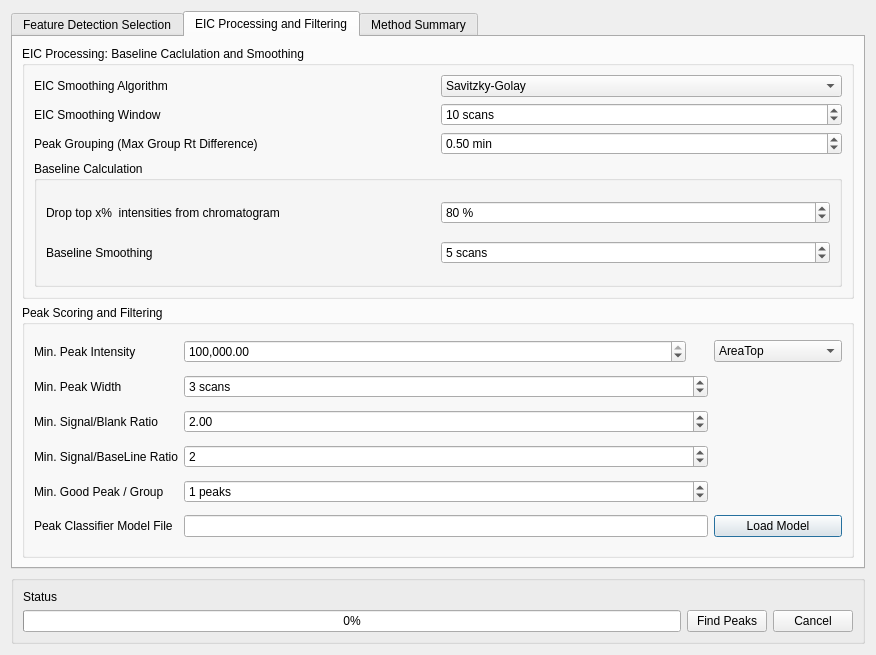
First picture: the form in mzroll/forms/peakdetectiondialog.ui, repository ElucidataInc/ElMaven, before the edit.
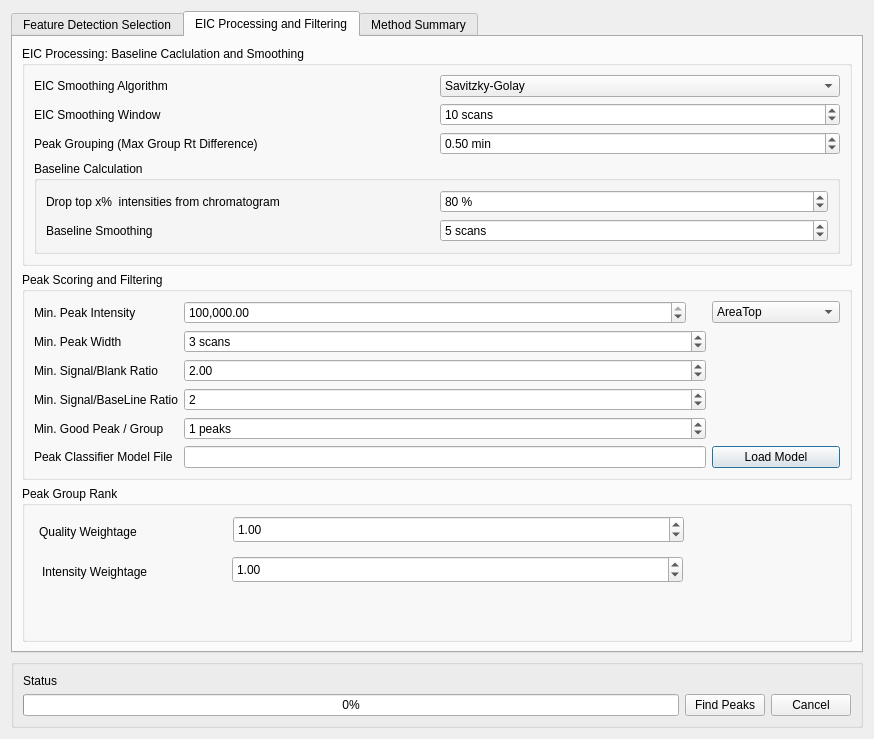
Second picture: the form after the edit.

Commit message: ftr: Option of selecting weightage of peak intensity and peak quality      for calculation of group rank is added.

What changed in the file:
```diff
--- a/mzroll/forms/peakdetectiondialog.ui
+++ b/mzroll/forms/peakdetectiondialog.ui
@@ -6,8 +6,8 @@
    <rect>
     <x>0</x>
     <y>0</y>
-    <width>876</width>
-    <height>655</height>
+    <width>874</width>
+    <height>739</height>
    </rect>
   </property>
   <property name="windowTitle">
@@ -714,6 +714,71 @@
          </layout>
         </widget>
        </item>
+       <item row="2" column="0">
+        <widget class="QGroupBox" name="groupBox_2">
+         <property name="title">
+          <string>Peak Group Rank</string>
+         </property>
+         <widget class="QLabel" name="label_24">
+          <property name="geometry">
+           <rect>
+            <x>17</x>
+            <y>30</y>
+            <width>181</width>
+            <height>31</height>
+           </rect>
+          </property>
+          <property name="text">
+           <string>Quality Weightage</string>
+          </property>
+         </widget>
+         <widget class="QLabel" name="label_25">
+          <property name="geometry">
+           <rect>
+            <x>20</x>
+            <y>70</y>
+            <width>181</width>
+            <height>31</height>
+           </rect>
+          </property>
+          <property name="text">
+           <string>Intensity Weightage</string>
+          </property>
+         </widget>
+         <widget class="QDoubleSpinBox" name="qualityWeight">
+          <property name="geometry">
+           <rect>
+            <x>211</x>
+            <y>30</y>
+            <width>451</width>
+            <height>27</height>
+           </rect>
+          </property>
+          <property name="maximum">
+           <double>100.000000000000000</double>
+          </property>
+          <property name="value">
+           <double>1.000000000000000</double>
+          </property>
+         </widget>
+         <widget class="QDoubleSpinBox" name="intensityWeight">
+          <property name="geometry">
+           <rect>
+            <x>210</x>
+            <y>70</y>
+            <width>451</width>
+            <height>27</height>
+           </rect>
+          </property>
+          <property name="maximum">
+           <double>100.000000000000000</double>
+          </property>
+          <property name="value">
+           <double>1.000000000000000</double>
+          </property>
+         </widget>
+        </widget>
+       </item>
       </layout>
      </widget>
      <widget class="QWidget" name="methodSummaryTab">
```
Left out of the diff: 94 changed lines with no effect on the pictures. The commit also changes 4 other files.
